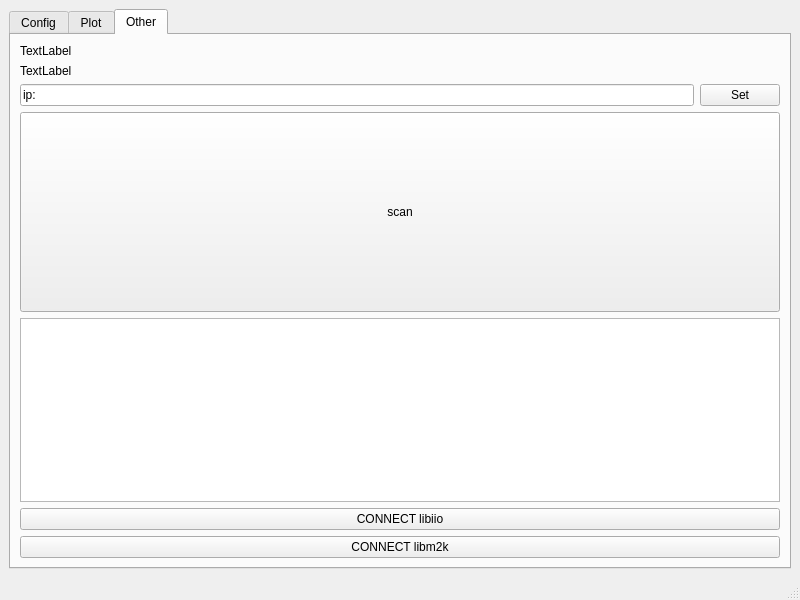
The window that qtTest/mainwindow.ui (analogdevicesinc/scopy-android-deps) describes before a commit, drawn with Qt 5.
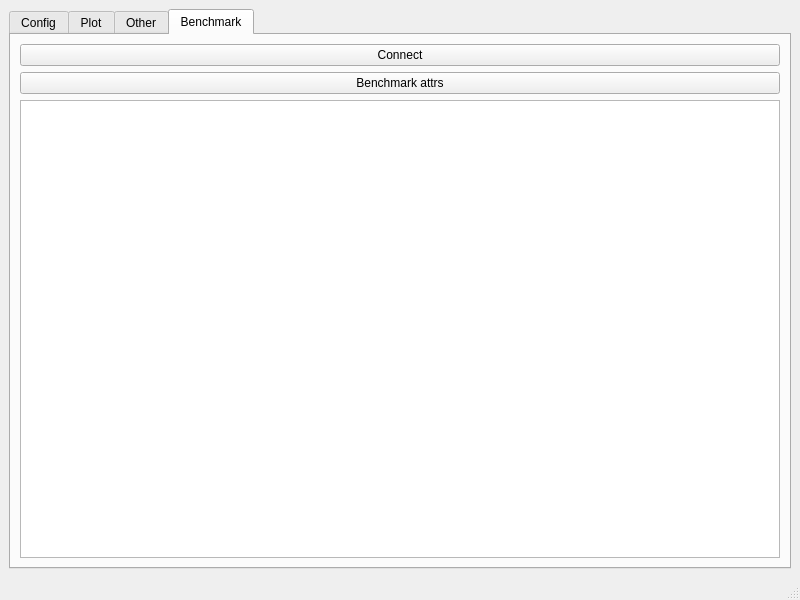
The same window after the commit. Icons and pictures are not drawn.

The edit to the form file:
```diff
--- a/qtTest/mainwindow.ui
+++ b/qtTest/mainwindow.ui
@@ -898,7 +898,7 @@
     <item>
      <widget class="QTabWidget" name="tabWidget">
       <property name="currentIndex">
-       <number>2</number>
+       <number>3</number>
       </property>
       <widget class="QWidget" name="tab_2">
        <attribute name="title">
@@ -1088,6 +1088,30 @@
         </item>
        </layout>
       </widget>
+      <widget class="QWidget" name="tab_3">
+       <attribute name="title">
+        <string>Benchmark</string>
+       </attribute>
+       <layout class="QVBoxLayout" name="verticalLayout_2">
+        <item>
+         <widget class="QPushButton" name="pushButton_3">
+          <property name="text">
+           <string>Connect</string>
+          </property>
+         </widget>
+        </item>
+        <item>
+         <widget class="QPushButton" name="pushButton_4">
+          <property name="text">
+           <string>Benchmark attrs</string>
+          </property>
+         </widget>
+        </item>
+        <item>
+         <widget class="QTextEdit" name="textEdit_2"/>
+        </item>
+       </layout>
+      </widget>
      </widget>
     </item>
    </layout>
```
